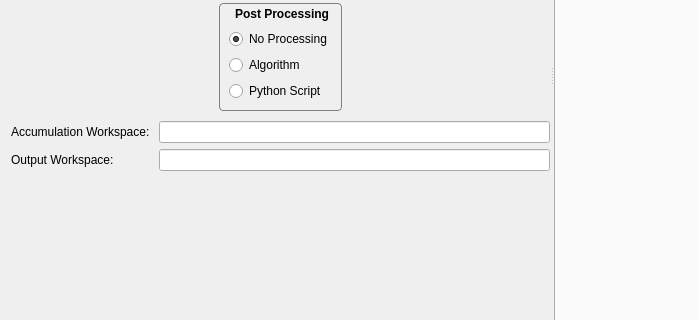
The window that Code/Mantid/MantidQt/CustomDialogs/inc/MantidQtCustomDialogs/StartLiveDataDialog.ui (mantidproject/mantid) describes before a commit, drawn with Qt 5; both pictures show x 0 to 699 and y 378 to 698 of the 988 by 905 pixel window.
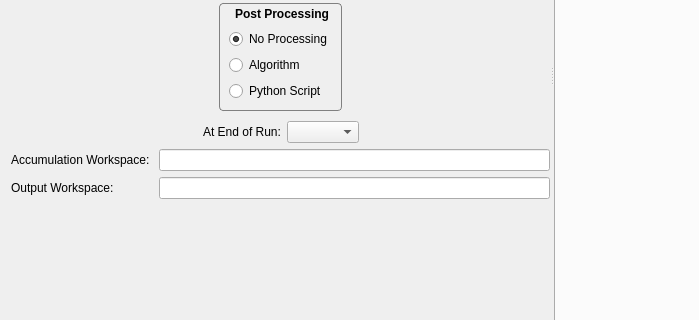
The same window after the commit. Custom widgets are drawn as their Qt base class.

Commit message: Refs #4974 GUI addition for EndRunBehavior

Diff of the .ui file:
```diff
--- a/Code/Mantid/MantidQt/CustomDialogs/inc/MantidQtCustomDialogs/StartLiveDataDialog.ui
+++ b/Code/Mantid/MantidQt/CustomDialogs/inc/MantidQtCustomDialogs/StartLiveDataDialog.ui
@@ -404,6 +404,46 @@
          </item>
         </layout>
        </item>
+       <item>
+        <layout class="QHBoxLayout" name="horizontalLayout_6">
+         <item>
+          <spacer name="horizontalSpacer_11">
+           <property name="orientation">
+            <enum>Qt::Horizontal</enum>
+           </property>
+           <property name="sizeHint" stdset="0">
+            <size>
+             <width>40</width>
+             <height>20</height>
+            </size>
+           </property>
+          </spacer>
+         </item>
+         <item>
+          <widget class="QLabel" name="lblEndRunBehavior">
+           <property name="text">
+            <string>At End of Run:</string>
+           </property>
+          </widget>
+         </item>
+         <item>
+          <widget class="QComboBox" name="cmbEndRunBehavior"/>
+         </item>
+         <item>
+          <spacer name="horizontalSpacer_12">
+           <property name="orientation">
+            <enum>Qt::Horizontal</enum>
+           </property>
+           <property name="sizeHint" stdset="0">
+            <size>
+             <width>40</width>
+             <height>20</height>
+            </size>
+           </property>
+          </spacer>
+         </item>
+        </layout>
+       </item>
        <item>
         <layout class="QGridLayout" name="gridLayout">
          <item row="0" column="0">
```
The commit also changes 1 other file.
